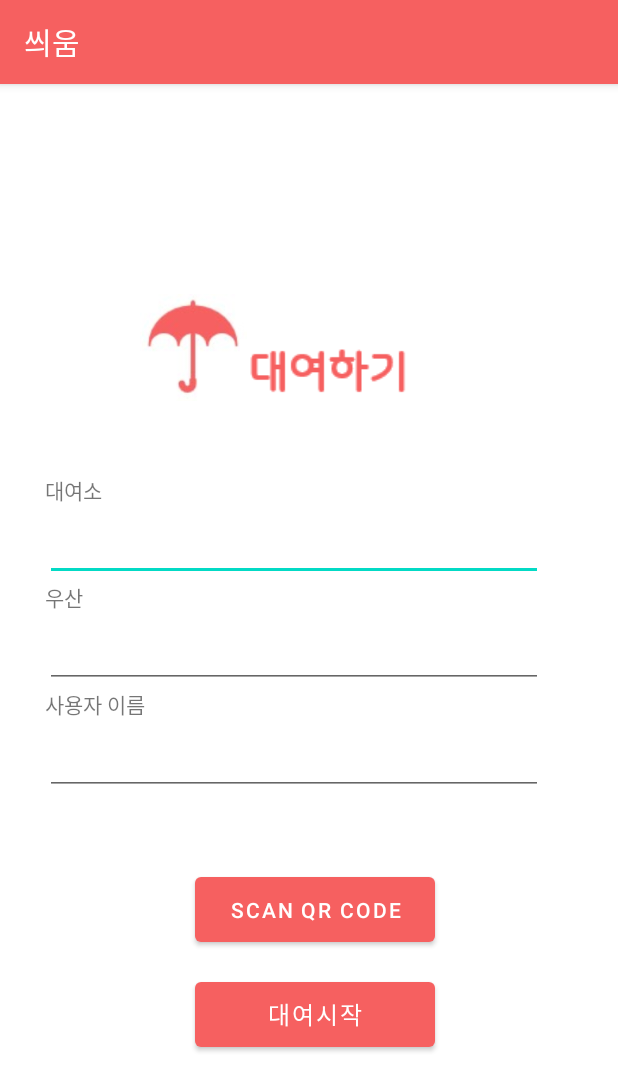
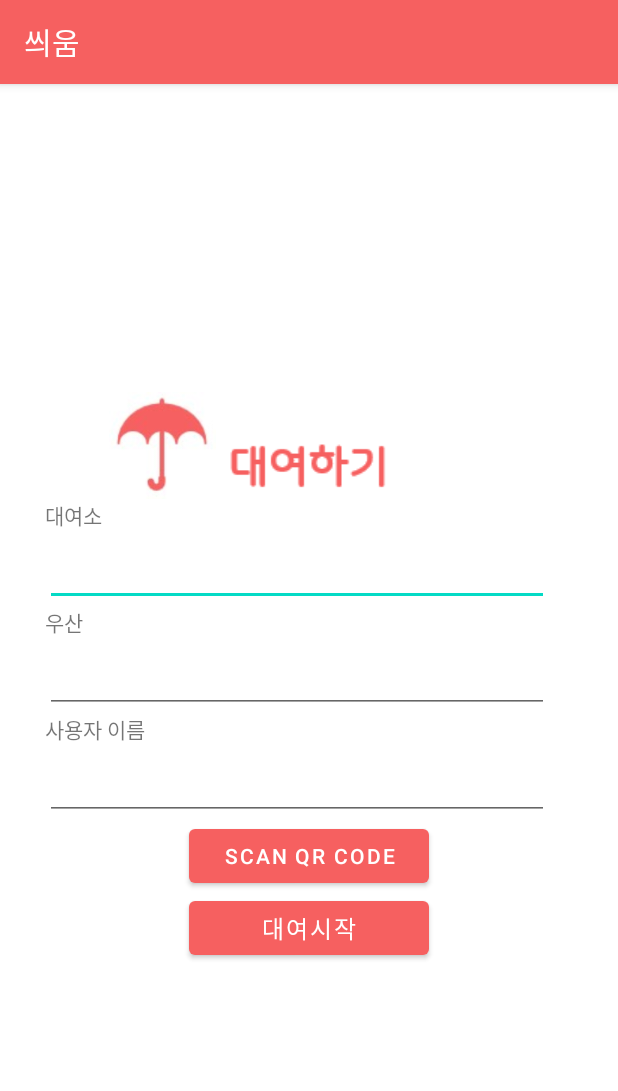
Before and after one commit to LeeSeongKyuu/Team_Andromeda, an Android app: the RentActivity screen opened directly, with no data from a screen before it, on a phone screen of 412 x 824 dp. Shown: the top 1091 px of the screen. Run offline under Robolectric (Android 15) with nearby library versions, the phone set to English and light mode, and no system bars; our stand-ins replace Firebase (no records; nobody signed in at launch, a user with empty details on screens opened directly); libraries missing offline, so code that uses them is left out: com.google.zxing.integration; 1 statement that could not run was skipped.

Commit message:
layout update

```diff
--- a/UMB/app/src/main/res/layout/activity_rent.xml
+++ b/UMB/app/src/main/res/layout/activity_rent.xml
@@ -15,12 +15,8 @@
         android:id="@+id/texts"
         android:layout_width="match_parent"
         android:layout_height="wrap_content"
-        android:layout_alignParentLeft="true"
-        android:layout_alignParentTop="true"
-        android:layout_alignParentRight="true"
-        android:layout_centerVertical="false"
-        android:layout_marginLeft="20dp"
-        android:layout_marginTop="210dp"
+        android:layout_centerInParent="true"
+        android:layout_centerVertical="true"
         android:orientation="vertical">
 
 
@@ -65,22 +61,17 @@
     <Button
         android:id="@+id/btn_qrScan"
         android:layout_width="160dp"
-        android:layout_height="55dp"
-        android:layout_alignParentLeft="true"
-        android:layout_alignParentBottom="true"
-        android:layout_marginLeft="120dp"
-        android:layout_marginBottom="180dp"
+        android:layout_height="wrap_content"
+        android:layout_below="@id/texts"
+        android:layout_centerInParent="true"
         android:text="SCAN QR CODE" />
 
     <Button
         android:id="@+id/btn_rent"
         android:layout_width="160dp"
-        android:layout_height="55dp"
-        android:layout_alignParentLeft="true"
-        android:layout_alignParentTop="false"
-        android:layout_alignParentBottom="true"
-        android:layout_marginLeft="120dp"
-        android:layout_marginBottom="110dp"
+        android:layout_height="wrap_content"
+        android:layout_below="@id/btn_qrScan"
+        android:layout_centerInParent="true"
         android:text="대여시작"
         android:textSize="16sp" />
 
@@ -88,20 +79,16 @@
         android:id="@+id/imageView3"
         android:layout_width="77dp"
         android:layout_height="71dp"
-        android:layout_alignParentLeft="true"
-        android:layout_alignParentTop="true"
-        android:layout_marginLeft="80dp"
-        android:layout_marginTop="90dp"
+        android:layout_toLeftOf="@id/rentHead"
+        android:layout_above="@id/texts"
         android:src="@drawable/ic_umbrella" />
 
     <ImageView
         android:id="@+id/rentHead"
         android:layout_width="wrap_content"
         android:layout_height="wrap_content"
-        android:layout_alignParentLeft="true"
-        android:layout_alignParentTop="true"
-        android:layout_marginLeft="150dp"
-        android:layout_marginTop="120dp"
+        android:layout_centerInParent="true"
+        android:layout_above="@id/texts"
         android:src="@drawable/rent_text" />
 
 
```
Also changed, not shown: UMB/app/src/main/res/layout/activity_main.xml (+5 -14 lines), UMB/app/src/main/res/layout/activity_return.xml (+11 -25 lines).
